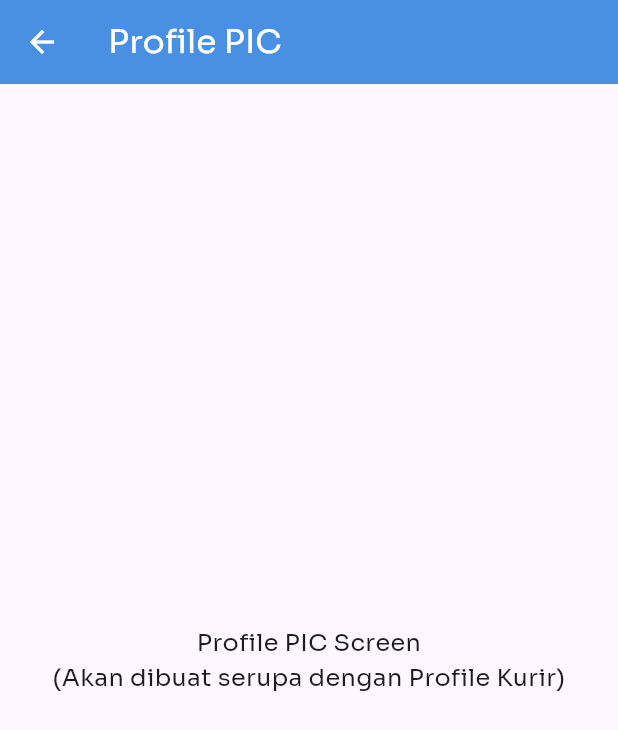
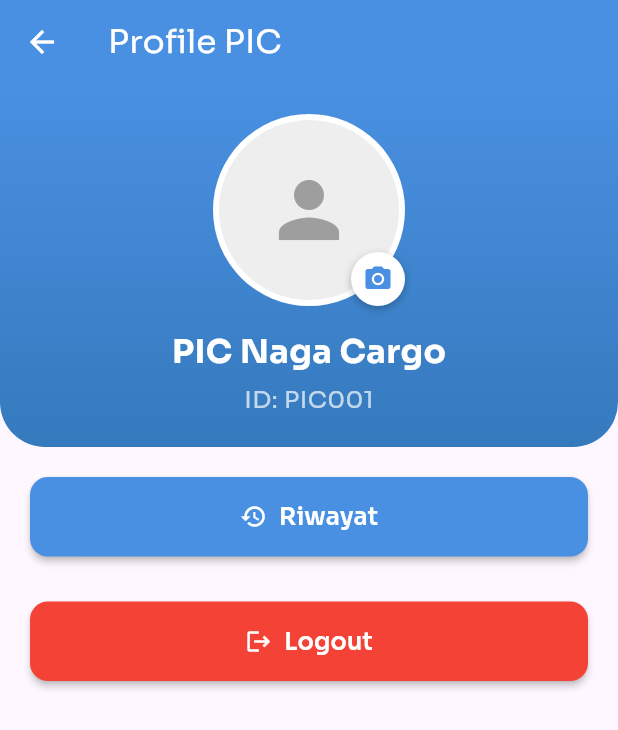
Before and after one commit to amrisabilly/naga-cargo-indonesia-apl-pic, a Flutter app: the ProfilePicScreen screen opened directly, on a phone screen of 412 x 824 dp. Shown: the top 730 px of the screen. Run offline on Flutter 3.47's test engine with Material 3 defaults, Android fonts, the phone set to English and light mode, and no system bars; our stand-ins replace geolocator, go_router, google_fonts, image_picker; missing offline and left inert: mobile_scanner.

Commit message:
feat : menambahkan fitur scan and profile

```diff
--- a/lib/auth/login.dart
+++ b/lib/auth/login.dart
@@ -1,6 +1,6 @@
 import 'package:flutter/material.dart';
 import 'package:provider/provider.dart';
-import '../controller/loginController.dart';
+import '../controller/LoginController.dart';
 
 class LoginScreen extends StatelessWidget {
   const LoginScreen({super.key});
--- a/lib/presentations/beranda-pic.dart
+++ b/lib/presentations/beranda-pic.dart
@@ -1,5 +1,6 @@
 import 'package:flutter/material.dart';
 import 'package:mobile_scanner/mobile_scanner.dart';
+import 'package:go_router/go_router.dart';
 
 class BerandaPicScreen extends StatefulWidget {
   const BerandaPicScreen({super.key});
@@ -85,7 +86,7 @@ class _BerandaPicScreenState extends State<BerandaPicScreen> {
         children: [
           // Header dengan gradient - lebih kompak
           Container(
-            height: screenHeight * 0.15, // Dikurangi dari 0.3 ke 0.25
+            height: screenHeight * 0.17, // Dikurangi dari 0.3 ke 0.25
             width: double.infinity,
             decoration: const BoxDecoration(
               gradient: LinearGradient(
@@ -104,24 +105,20 @@ class _BerandaPicScreenState extends State<BerandaPicScreen> {
                   crossAxisAlignment: CrossAxisAlignment.start,
                   children: [
                     // Header info - lebih kompak
-                    Row(
-                      children: [
                     GestureDetector(
                       onTap: () {
-                            Navigator.of(context).push(
-                              MaterialPageRoute(
-                                builder: (context) => const ProfilePicScreen(),
-                              ),
-                            );
+                        // Navigate using go_router
+                        context.go('/profile_pic');
                       },
-                          child: const CircleAvatar(
-                            radius: 22, // Dikurangi dari 25
+                      child: Row(
+                        children: [
+                          const CircleAvatar(
+                            radius: 22,
                             backgroundColor: Colors.white,
                             child: Icon(
                               Icons.person,
                               color: Color(0xFF4A90E2),
-                              size: 26, // Dikurangi dari 30
-                            ),
+                              size: 26,
                             ),
                           ),
                           const SizedBox(width: 12),
@@ -133,14 +130,14 @@ class _BerandaPicScreenState extends State<BerandaPicScreen> {
                                   'Selamat Datang,',
                                   style: TextStyle(
                                     color: Colors.white70,
-                                  fontSize: 13, // Dikurangi dari 14
+                                    fontSize: 13,
                                   ),
                                 ),
                                 Text(
                                   'PIC Naga Cargo',
                                   style: TextStyle(
                                     color: Colors.white,
-                                  fontSize: 17, // Dikurangi dari 18
+                                    fontSize: 17,
                                     fontWeight: FontWeight.bold,
                                   ),
                                 ),
@@ -148,6 +145,7 @@ class _BerandaPicScreenState extends State<BerandaPicScreen> {
                             ),
                           ),
                         ],
+                      ),
                     ),
                   ],
                 ),
@@ -556,24 +554,3 @@ class _ScanBastScreenState extends State<ScanBastScreen> {
 }
 
 // Profile PIC Screen placeholder
-class ProfilePicScreen extends StatelessWidget {
-  const ProfilePicScreen({super.key});
-
-  @override
-  Widget build(BuildContext context) {
-    return Scaffold(
-      appBar: AppBar(
-        title: const Text('Profile PIC'),
-        backgroundColor: const Color(0xFF4A90E2),
-        foregroundColor: Colors.white,
-      ),
-      body: const Center(
-        child: Text(
-          'Profile PIC Screen\n(Akan dibuat serupa dengan Profile Kurir)',
-          textAlign: TextAlign.center,
-          style: TextStyle(fontSize: 16),
-        ),
-      ),
-    );
-  }
-}
--- /dev/null
+++ b/lib/presentations/profile-pic.dart
@@ -0,0 +1,501 @@
+import 'package:flutter/material.dart';
+import 'package:image_picker/image_picker.dart';
+import 'dart:io';
+import 'package:go_router/go_router.dart';
+
+class ProfilePicScreen extends StatefulWidget {
+  const ProfilePicScreen({super.key});
+
+  @override
+  State<ProfilePicScreen> createState() => _ProfilePicScreenState();
+}
+
+class _ProfilePicScreenState extends State<ProfilePicScreen> {
+  File? _profileImage;
+  final ImagePicker _picker = ImagePicker();
+
+  // Data dummy riwayat scan BAST
+  final List<Map<String, dynamic>> _scanHistory = [
+    {
+      'kodeBast': 'BST2024001',
+      'namaTujuan': 'PT. Maju Jaya - Jakarta Selatan',
+      'tanggal': '15 Nov 2024',
+      'waktu': '14:30',
+      'status': 'Terkirim',
+    },
+    {
+      'kodeBast': 'BST2024002',
+      'namaTujuan': 'CV. Sukses Mandiri - Bandung',
+      'tanggal': '14 Nov 2024',
+      'waktu': '10:15',
+      'status': 'Terkirim',
+    },
+    {
+      'kodeBast': 'BST2024003',
+      'namaTujuan': 'UD. Berkah Sejahtera - Surabaya',
+      'tanggal': '13 Nov 2024',
+      'waktu': '16:45',
+      'status': 'Terkirim',
+    },
+    {
+      'kodeBast': 'BST2024004',
+      'namaTujuan': 'Toko Sinar Harapan - Yogyakarta',
+      'tanggal': '12 Nov 2024',
+      'waktu': '09:20',
+      'status': 'Terkirim',
+    },
+  ];
+
+  Future<void> _changeProfileImage() async {
+    showModalBottomSheet(
+      context: context,
+      shape: const RoundedRectangleBorder(
+        borderRadius: BorderRadius.vertical(top: Radius.circular(20)),
+      ),
+      builder:
+          (context) => Container(
+            padding: const EdgeInsets.all(20),
+            child: Column(
+              mainAxisSize: MainAxisSize.min,
+              children: [
+                const Text(
+                  'Pilih Sumber Foto',
+                  style: TextStyle(fontSize: 18, fontWeight: FontWeight.bold),
+                ),
+                const SizedBox(height: 20),
+                Row(
+                  mainAxisAlignment: MainAxisAlignment.spaceEvenly,
+                  children: [
+                    _buildImageSourceOption(
+                      icon: Icons.camera_alt,
+                      label: 'Kamera',
+                      onTap: () => _pickImage(ImageSource.camera),
+                    ),
+                    _buildImageSourceOption(
+                      icon: Icons.photo_library,
+                      label: 'Galeri',
+                      onTap: () => _pickImage(ImageSource.gallery),
+                    ),
+                  ],
+                ),
+                const SizedBox(height: 10),
+              ],
+            ),
+          ),
+    );
+  }
+
+  Widget _buildImageSourceOption({
+    required IconData icon,
+    required String label,
+    required VoidCallback onTap,
+  }) {
+    return GestureDetector(
+      onTap: onTap,
+      child: Container(
+        padding: const EdgeInsets.symmetric(vertical: 20, horizontal: 30),
+        decoration: BoxDecoration(
+          color: Colors.grey[100],
+          borderRadius: BorderRadius.circular(15),
+          border: Border.all(color: Colors.grey[300]!),
+        ),
+        child: Column(
+          children: [
+            Icon(icon, size: 40, color: const Color(0xFF4A90E2)),
+            const SizedBox(height: 10),
+            Text(
+              label,
+              style: const TextStyle(fontSize: 14, fontWeight: FontWeight.w600),
+            ),
+          ],
+        ),
+      ),
+    );
+  }
+
+  Future<void> _pickImage(ImageSource source) async {
+    Navigator.pop(context);
+    try {
+      final XFile? image = await _picker.pickImage(source: source);
+      if (image != null) {
+        setState(() {
+          _profileImage = File(image.path);
+        });
+      }
+    } catch (e) {
+      ScaffoldMessenger.of(
+        context,
+      ).showSnackBar(SnackBar(content: Text('Error: ${e.toString()}')));
+    }
+  }
+
+  void _logout() {
+    showDialog(
+      context: context,
+      builder:
+          (context) => AlertDialog(
+            shape: RoundedRectangleBorder(
+              borderRadius: BorderRadius.circular(15),
+            ),
+            title: const Text('Konfirmasi Logout'),
+            content: const Text('Apakah Anda yakin ingin keluar?'),
+            actions: [
+              TextButton(
+                onPressed: () => Navigator.pop(context),
+                child: const Text('Batal'),
+              ),
+              ElevatedButton(
+                onPressed: () {
+                  Navigator.pop(context);
+                  // Navigate to login using go_router
+                  context.go('/Login');
+                },
+                style: ElevatedButton.styleFrom(backgroundColor: Colors.red),
+                child: const Text(
+                  'Logout',
+                  style: TextStyle(color: Colors.white),
+                ),
+              ),
+            ],
+          ),
+    );
+  }
+
+  void _showRiwayatBottomSheet() {
+    showModalBottomSheet(
+      context: context,
+      isScrollControlled: true,
+      shape: const RoundedRectangleBorder(
+        borderRadius: BorderRadius.vertical(top: Radius.circular(20)),
+      ),
+      builder:
+          (context) => DraggableScrollableSheet(
+            expand: false,
+            initialChildSize: 0.7,
+            minChildSize: 0.4,
+            maxChildSize: 0.95,
+            builder:
+                (context, scrollController) => Column(
+                  children: [
+                    Container(
+                      width: 60,
+                      height: 6,
+                      margin: const EdgeInsets.symmetric(vertical: 12),
+                      decoration: BoxDecoration(
+                        color: Colors.grey[300],
+                        borderRadius: BorderRadius.circular(3),
+                      ),
+                    ),
+                    const Text(
+                      'Riwayat Scan BAST',
+                      style: TextStyle(
+                        fontSize: 18,
+                        fontWeight: FontWeight.bold,
+                        color: Colors.black87,
+                      ),
+                    ),
+                    const SizedBox(height: 10),
+                    Expanded(
+                      child:
+                          _scanHistory.isEmpty
+                              ? const Center(
+                                child: Text(
+                                  'Belum ada riwayat scan.',
+                                  style: TextStyle(color: Colors.grey),
+                                ),
+                              )
+                              : ListView.builder(
+                                controller: scrollController,
+                                itemCount: _scanHistory.length,
+                                padding: const EdgeInsets.symmetric(
+                                  horizontal: 20,
+                                  vertical: 10,
+                                ),
+                                itemBuilder: (context, index) {
+                                  final item = _scanHistory[index];
+                                  return Container(
+                                    margin: const EdgeInsets.only(bottom: 12),
+                                    padding: const EdgeInsets.all(15),
+                                    decoration: BoxDecoration(
+                                      color: Colors.white,
+                                      borderRadius: BorderRadius.circular(12),
+                                      border: Border.all(
+                                        color: Colors.blue[100]!,
+                                      ),
+                                      boxShadow: [
+                                        BoxShadow(
+                                          color: Colors.grey.withOpacity(0.1),
+                                          blurRadius: 5,
+                                          offset: const Offset(0, 2),
+                                        ),
+                                      ],
+                                    ),
+                                    child: Column(
+                                      crossAxisAlignment:
+                                          CrossAxisAlignment.start,
+                                      children: [
+                                        Row(
+                                          mainAxisAlignment:
+                                              MainAxisAlignment.spaceBetween,
+                                          children: [
+                                            Expanded(
+                                              child: Text(
+                                                item['kodeBast'],
+                                                style: const TextStyle(
+                                                  fontSize: 16,
+                                                  fontWeight: FontWeight.bold,
+                                                  color: Color(0xFF4A90E2),
+                                                ),
+                                              ),
+                                            ),
+                                            Container(
+                                              padding:
+                                                  const EdgeInsets.symmetric(
+                                                    horizontal: 8,
+                                                    vertical: 4,
+                                                  ),
+                                              decoration: BoxDecoration(
+                                                color: Colors.green[100],
+                                                borderRadius:
+                                                    BorderRadius.circular(8),
+                                              ),
+                                              child: Text(
+                                                item['status'],
+                                                style: TextStyle(
+                                                  fontSize: 12,
+                                                  color: Colors.green[700],
+                                                  fontWeight: FontWeight.w600,
+                                                ),
+                                              ),
+                                            ),
+                                          ],
+                                        ),
+                                        const SizedBox(height: 8),
+                                        Text(
+                                          item['namaTujuan'],
+                                          style: const TextStyle(
+                                            fontSize: 14,
+                                            color: Colors.black87,
+                                            fontWeight: FontWeight.w500,
+                                          ),
+                                        ),
+                                        const SizedBox(height: 8),
+                                        Row(
+                                          children: [
+                                            Icon(
+                                              Icons.calendar_today,
+                                              size: 14,
+                                              color: Colors.grey[600],
+                                            ),
+                                            const SizedBox(width: 5),
+                                            Text(
+                                              item['tanggal'],
+                                              style: TextStyle(
+                                                fontSize: 12,
+                                                color: Colors.grey[600],
+                                              ),
+                                            ),
+                                            const SizedBox(width: 15),
+                                            Icon(
+                                              Icons.access_time,
+                                              size: 14,
+                                              color: Colors.grey[600],
+                                            ),
+                                            const SizedBox(width: 5),
+                                            Text(
+                                              item['waktu'],
+                                              style: TextStyle(
+                                                fontSize: 12,
+                                                color: Colors.grey[600],
+                                              ),
+                                            ),
+                                          ],
+                                        ),
+                                      ],
+                                    ),
+                                  );
+                                },
+                              ),
+                    ),
+                  ],
+                ),
+          ),
+    );
+  }
+
+  @override
+  Widget build(BuildContext context) {
+    return Scaffold(
+      appBar: AppBar(
+        title: const Text('Profile PIC'),
+        backgroundColor: const Color(0xFF4A90E2),
+        foregroundColor: Colors.white,
+        elevation: 0,
+        leading: IconButton(
+          icon: const Icon(Icons.arrow_back),
+          onPressed: () {
+            // Kembali ke halaman beranda menggunakan go_router
+            context.go('/beranda_pic');
+          },
+        ),
+      ),
+      body: SingleChildScrollView(
+        child: Column(
+          children: [
+            // Header Profile Section
+            Container(
+              width: double.infinity,
+              padding: const EdgeInsets.all(20),
+              decoration: const BoxDecoration(
+                gradient: LinearGradient(
+                  begin: Alignment.topCenter,
+                  end: Alignment.bottomCenter,
+                  colors: [Color(0xFF4A90E2), Color(0xFF357ABD)],
+                ),
+                borderRadius: BorderRadius.only(
+                  bottomLeft: Radius.circular(30),
+                  bottomRight: Radius.circular(30),
+                ),
+              ),
+              child: Column(
+                children: [
+                  // Profile Image
+                  Stack(
+                    children: [
+                      Container(
+                        padding: const EdgeInsets.all(4),
+                        decoration: const BoxDecoration(
+                          color: Colors.white,
+                          shape: BoxShape.circle,
+                        ),
+                        child: CircleAvatar(
+                          radius: 60,
+                          backgroundImage:
+                              _profileImage != null
+                                  ? FileImage(_profileImage!)
+                                  : null,
+                          backgroundColor: Colors.grey[200],
+                          child:
+                              _profileImage == null
+                                  ? const Icon(
+                                    Icons.person,
+                                    size: 60,
+                                    color: Colors.grey,
+                                  )
+                                  : null,
+                        ),
+                      ),
+                      Positioned(
+                        bottom: 0,
+                        right: 0,
+                        child: GestureDetector(
+                          onTap: _changeProfileImage,
+                          child: Container(
+                            padding: const EdgeInsets.all(8),
+                            decoration: const BoxDecoration(
+                              color: Colors.white,
+                              shape: BoxShape.circle,
+                              boxShadow: [
+                                BoxShadow(
+                                  color: Colors.black26,
+                                  blurRadius: 4,
+                                  offset: Offset(0, 2),
+                                ),
+                              ],
+                            ),
+                            child: const Icon(
+                              Icons.camera_alt,
+                              color: Color(0xFF4A90E2),
+                              size: 20,
+                            ),
+                          ),
+                        ),
+                      ),
+                    ],
+                  ),
+                  const SizedBox(height: 15),
+                  // Profile Info
+                  const Text(
+                    'PIC Naga Cargo',
+                    style: TextStyle(
+                      color: Colors.white,
+                      fontSize: 22,
+                      fontWeight: FontWeight.bold,
+                    ),
+                  ),
+                  const SizedBox(height: 5),
+                  const Text(
+                    'ID: PIC001',
+                    style: TextStyle(color: Colors.white70, fontSize: 16),
+                  ),
+                ],
+              ),
+            ),
+
+            const SizedBox(height: 20),
+
+            // Tombol Riwayat
+            Padding(
+              padding: const EdgeInsets.symmetric(horizontal: 20),
+              child: SizedBox(
+                width: double.infinity,
+                child: ElevatedButton.icon(
+                  onPressed: _showRiwayatBottomSheet,
+                  icon: const Icon(Icons.history, color: Colors.white),
+                  label: const Text(
+                    'Riwayat',
+                    style: TextStyle(
+                      color: Colors.white,
+                      fontSize: 16,
+                      fontWeight: FontWeight.w600,
+                    ),
+                  ),
+                  style: ElevatedButton.styleFrom(
+                    backgroundColor: const Color(0xFF4A90E2),
+                    padding: const EdgeInsets.symmetric(vertical: 15),
+                    shape: RoundedRectangleBorder(
+                      borderRadius: BorderRadius.circular(12),
+                    ),
+                    elevation: 2,
+                  ),
+                ),
+              ),
+            ),
+
+            const SizedBox(height: 30),
+
+            // Logout Button
+            Padding(
+              padding: const EdgeInsets.symmetric(horizontal: 20),
+              child: SizedBox(
+                width: double.infinity,
+                child: ElevatedButton.icon(
+                  onPressed: _logout,
+                  icon: const Icon(Icons.logout, color: Colors.white),
+                  label: const Text(
+                    'Logout',
+                    style: TextStyle(
+                      color: Colors.white,
+                      fontSize: 16,
+                      fontWeight: FontWeight.w600,
+                    ),
+                  ),
+                  style: ElevatedButton.styleFrom(
+                    backgroundColor: Colors.red,
+                    padding: const EdgeInsets.symmetric(vertical: 15),
+                    shape: RoundedRectangleBorder(
+                      borderRadius: BorderRadius.circular(12),
+                    ),
+                    elevation: 2,
+                  ),
+                ),
+              ),
+            ),
+
+            const SizedBox(height: 20),
+          ],
+        ),
+      ),
+    );
+  }
+}
--- a/lib/routes/router.dart
+++ b/lib/routes/router.dart
@@ -1,6 +1,7 @@
 import 'package:cargo_app/auth/login.dart';
 import 'package:cargo_app/landing/landing.dart';
 import 'package:cargo_app/presentations/beranda-pic.dart';
+import 'package:cargo_app/presentations/profile-pic.dart';
 import 'package:go_router/go_router.dart';
 
 final GoRouter router = GoRouter(
@@ -8,10 +9,13 @@ final GoRouter router = GoRouter(
   routes: [
     GoRoute(path: '/', builder: (context, state) => const SplashScreen()),
     GoRoute(path: '/Login', builder: (context, state) => const LoginScreen()),
-    //GoRoute(path: '/login', builder: (context, state) => const LoginScreen()),
     GoRoute(
       path: '/beranda_pic',
       builder: (context, state) => const BerandaPicScreen(),
     ),
+    GoRoute(
+      path: '/profile_pic', // Tambahkan route baru
+      builder: (context, state) => const ProfilePicScreen(),
+    ),
   ],
 );
--- a/pubspec.yaml
+++ b/pubspec.yaml
@@ -16,6 +16,7 @@ dependencies:
   geolocator: ^14.0.2
   provider: ^6.1.5+1
   mobile_scanner: ^4.0.0
+  image_picker: ^1.2.1
 
 dev_dependencies:
   flutter_test:
```
Also changed, not shown: pubspec.lock, 6 other files. Lines whose indentation alone changed are shown as unchanged.
